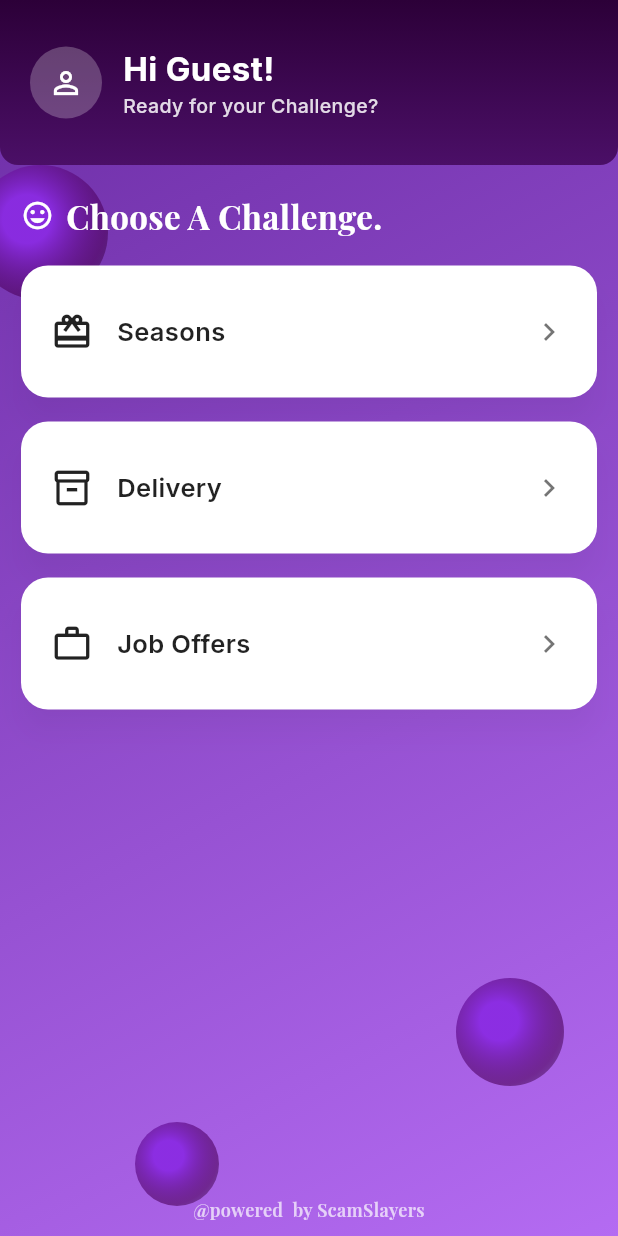
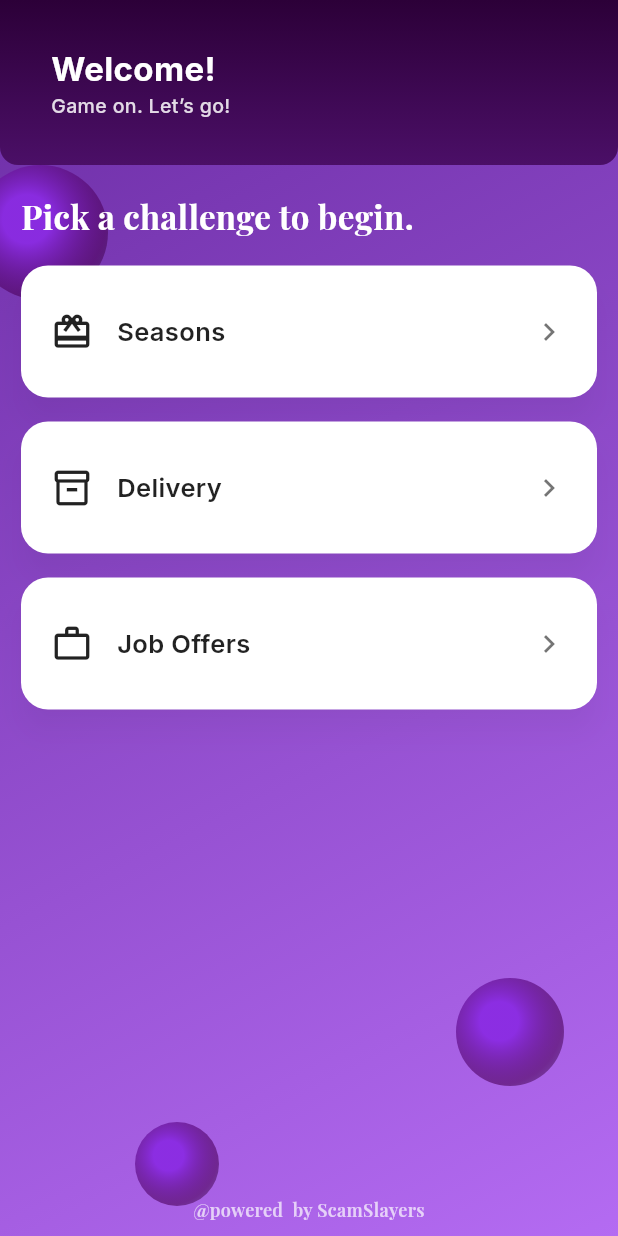
Before and after one commit to DaNGeR2001/DocScam, a Flutter app: the HomeScreen screen opened by its route, on a phone screen of 412 x 824 dp. Run offline on Flutter 3.47's test engine with Material 3 defaults, Android fonts, the phone set to English and light mode, and no system bars; our stand-ins replace google_fonts.

Commit message:
Initial commit

```diff
--- a/lib/home_screen.dart
+++ b/lib/home_screen.dart
@@ -1,6 +1,9 @@
 import 'package:flutter/material.dart';
 import 'package:google_fonts/google_fonts.dart';
 
+/// The app's landing screen.
+/// Shows a gradient background, a hero header, and three “challenge” tiles
+/// that navigate to the quiz screen with a selected category argument.
 class HomeScreen extends StatelessWidget {
   const HomeScreen({super.key});
 
@@ -52,19 +55,13 @@ class HomeScreen extends StatelessWidget {
                     child: Row(
                       crossAxisAlignment: CrossAxisAlignment.center,
                       children: [
-                        const CircleAvatar(
-                          radius: 24,
-                          backgroundColor: Colors.white24,
-                          child:
-                              Icon(Icons.person_outline, color: Colors.white),
-                        ),
                         const SizedBox(width: 14),
                         Column(
                           mainAxisAlignment: MainAxisAlignment.center,
                           crossAxisAlignment: CrossAxisAlignment.start,
                           children: [
                             Text(
-                              'Hi Guest!',
+                              'Welcome!',
                               style: GoogleFonts.inter(
                                 color: Colors.white,
                                 fontSize: 22,
@@ -72,7 +69,7 @@ class HomeScreen extends StatelessWidget {
                               ),
                             ),
                             Text(
-                              'Ready for your Challenge?',
+                              'Game on. Let’s go!',
                               style: GoogleFonts.inter(
                                 color: Colors.white.withValues(alpha: 0.85),
                                 fontSize: 13,
@@ -88,23 +85,16 @@ class HomeScreen extends StatelessWidget {
 
                 const SizedBox(height: 18),
 
-                // Section title
+                // Section title (emoji removed)
                 Padding(
                   padding: const EdgeInsets.symmetric(horizontal: outerPadding),
-                  child: Row(
-                    children: [
-                      const Icon(Icons.mood_outlined,
-                          color: Colors.white, size: 22),
-                      const SizedBox(width: 8),
-                      Text(
-                        'Choose A Challenge.',
+                  child: Text(
+                    'Pick a challenge to begin.',
                     style: GoogleFonts.playfairDisplay(
                       color: Colors.white,
                       fontSize: 22,
                       fontWeight: FontWeight.w700,
                     ),
-                      ),
-                    ],
                   ),
                 ),
 
@@ -156,7 +146,8 @@ class HomeScreen extends StatelessWidget {
                         style: TextStyle(
                           color: Colors.white,
                           fontSize: 12,
-                            fontWeight: FontWeight.w600),
+                          fontWeight: FontWeight.w600,
+                        ),
                       ),
                     ),
                   ),
--- a/lib/quiz_screen.dart
+++ b/lib/quiz_screen.dart
@@ -145,7 +145,7 @@ class _QuizScreenState extends State<QuizScreen> {
           Expanded(
             child: Center(
               child: Text(
-                'Quiz',
+                'DocScam',
                 style: GoogleFonts.playfairDisplay(
                   color: Colors.white,
                   fontSize: 22,
```
Also changed, not shown: lib/main.dart (+8 -0 lines). Lines whose indentation alone changed are shown as unchanged.
